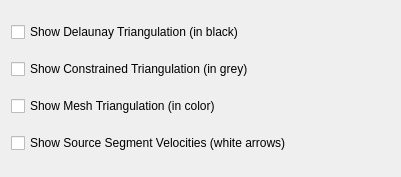
The window that src/qt-widgets/TopologyNetworkResolverLayerOptionsWidgetUi.ui (GPlates/GPlates) describes before a commit, drawn with Qt 5.
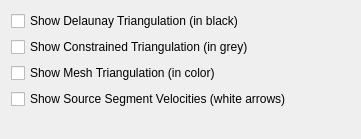
The same window after the commit.

What changed in the file:
```diff
--- a/src/qt-widgets/TopologyNetworkResolverLayerOptionsWidgetUi.ui
+++ b/src/qt-widgets/TopologyNetworkResolverLayerOptionsWidgetUi.ui
@@ -6,8 +6,8 @@
    <rect>
     <x>0</x>
     <y>0</y>
-    <width>401</width>
-    <height>177</height>
+    <width>361</width>
+    <height>139</height>
    </rect>
   </property>
   <property name="windowTitle">
@@ -15,7 +15,7 @@
   </property>
   <layout class="QHBoxLayout" name="horizontalLayout">
    <item>
-    <layout class="QVBoxLayout" name="verticalLayout_2">
+    <layout class="QVBoxLayout" name="verticalLayout">
      <item>
       <widget class="QCheckBox" name="triangulation_checkbox">
        <property name="text">
@@ -44,6 +44,9 @@
        </property>
       </widget>
      </item>
+     <item>
+      <widget class="QWidget" name="draw_style_placeholder_widget" native="true"/>
+     </item>
     </layout>
    </item>
    <item>
@@ -53,7 +56,7 @@
      </property>
      <property name="sizeHint" stdset="0">
       <size>
-       <width>76</width>
+       <width>83</width>
        <height>20</height>
       </size>
      </property>
```
